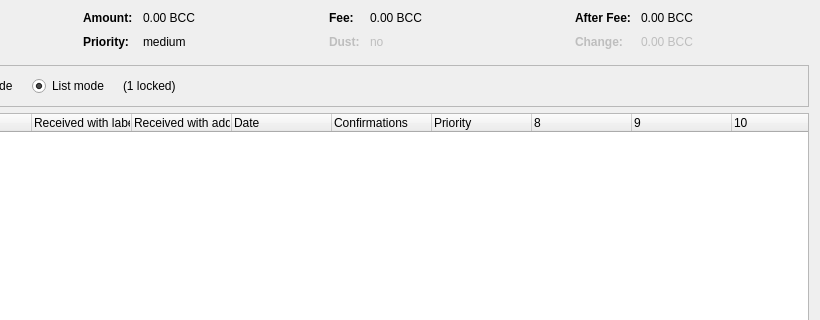
Before: the Qt Designer form src/qt/forms/coincontroldialog.ui in bitcoinxt/bitcoinxt, drawn with Qt 5; both pictures show x 180 to 1000 and y 0 to 320 of the 1000 by 500 pixel window.
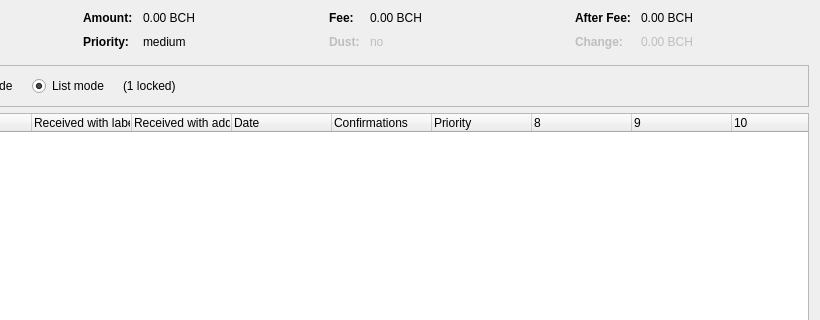
After: the same form once the commit is applied. Custom widgets are drawn as their Qt base class.

```diff
--- a/src/qt/forms/coincontroldialog.ui
+++ b/src/qt/forms/coincontroldialog.ui
@@ -132,7 +132,7 @@
           <enum>Qt::ActionsContextMenu</enum>
          </property>
          <property name="text">
-          <string notr="true">0.00 BCC</string>
+          <string notr="true">0.00 BCH</string>
          </property>
          <property name="textInteractionFlags">
           <set>Qt::LinksAccessibleByMouse|Qt::TextSelectableByKeyboard|Qt::TextSelectableByMouse</set>
@@ -206,7 +206,7 @@
           <enum>Qt::ActionsContextMenu</enum>
          </property>
          <property name="text">
-          <string notr="true">0.00 BCC</string>
+          <string notr="true">0.00 BCH</string>
          </property>
          <property name="textInteractionFlags">
           <set>Qt::LinksAccessibleByMouse|Qt::TextSelectableByKeyboard|Qt::TextSelectableByMouse</set>
@@ -286,7 +286,7 @@
           <enum>Qt::ActionsContextMenu</enum>
          </property>
          <property name="text">
-          <string notr="true">0.00 BCC</string>
+          <string notr="true">0.00 BCH</string>
          </property>
          <property name="textInteractionFlags">
           <set>Qt::LinksAccessibleByMouse|Qt::TextSelectableByKeyboard|Qt::TextSelectableByMouse</set>
@@ -321,7 +321,7 @@
           <enum>Qt::ActionsContextMenu</enum>
          </property>
          <property name="text">
-          <string notr="true">0.00 BCC</string>
+          <string notr="true">0.00 BCH</string>
          </property>
          <property name="textInteractionFlags">
           <set>Qt::LinksAccessibleByMouse|Qt::TextSelectableByKeyboard|Qt::TextSelectableByMouse</set>
```
